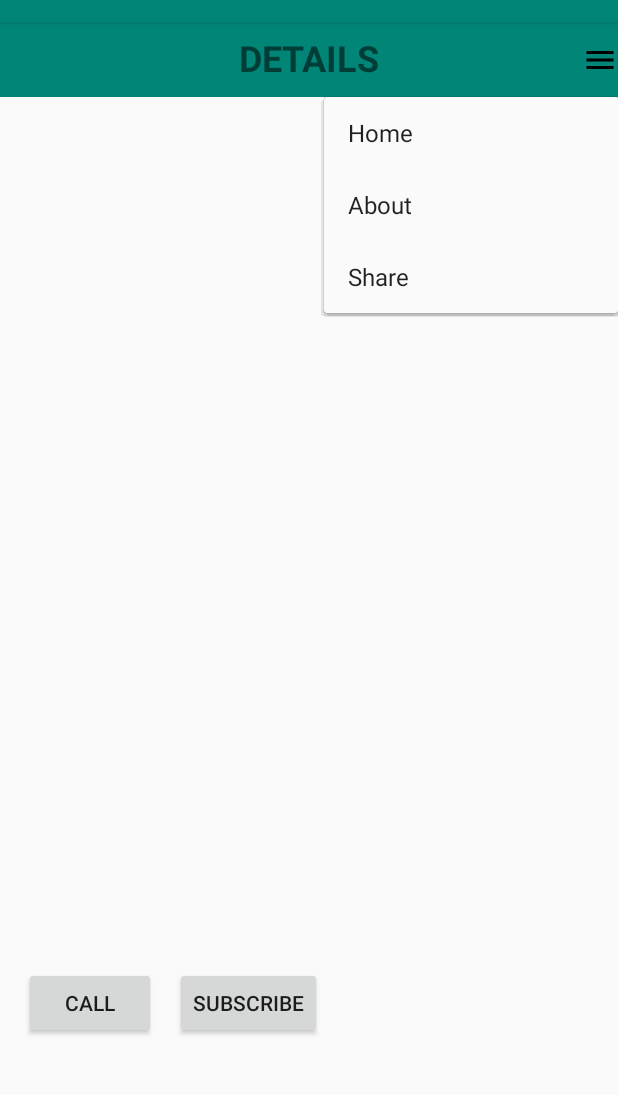
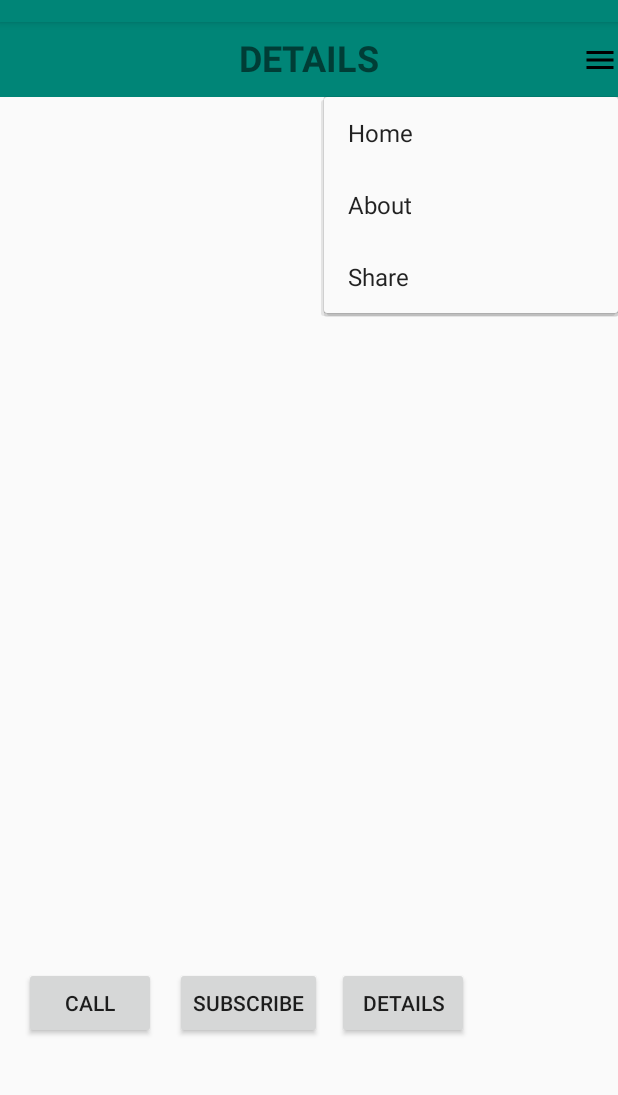
Before and after one commit to naveenpi/shopinfo, an Android app: the DetailsActivity screen opened directly, with no data from a screen before it, after a tap on an icon or button, on a phone screen of 412 x 824 dp, the part 62-1157 px from its top. Run offline under Robolectric (Android 15) with nearby library versions, the phone set to English and light mode, and no system bars.

Commit message:
added details widget in activity_details.xml

```diff
--- a/app/src/main/res/layout/activity_details.xml
+++ b/app/src/main/res/layout/activity_details.xml
@@ -140,5 +140,18 @@
             app:layout_constraintVertical_bias="0.875" />
 
 
+        <Button
+            android:id="@+id/details"
+            android:layout_width="wrap_content"
+            android:layout_height="wrap_content"
+            android:onClick="details"
+            android:text="DETAILS"
+            app:layout_constraintBottom_toBottomOf="parent"
+            app:layout_constraintHorizontal_bias="0.693"
+            app:layout_constraintLeft_toLeftOf="parent"
+            app:layout_constraintRight_toRightOf="parent"
+            app:layout_constraintTop_toTopOf="parent"
+            app:layout_constraintVertical_bias="0.875" />
+
 
 </androidx.constraintlayout.widget.ConstraintLayout>
```
